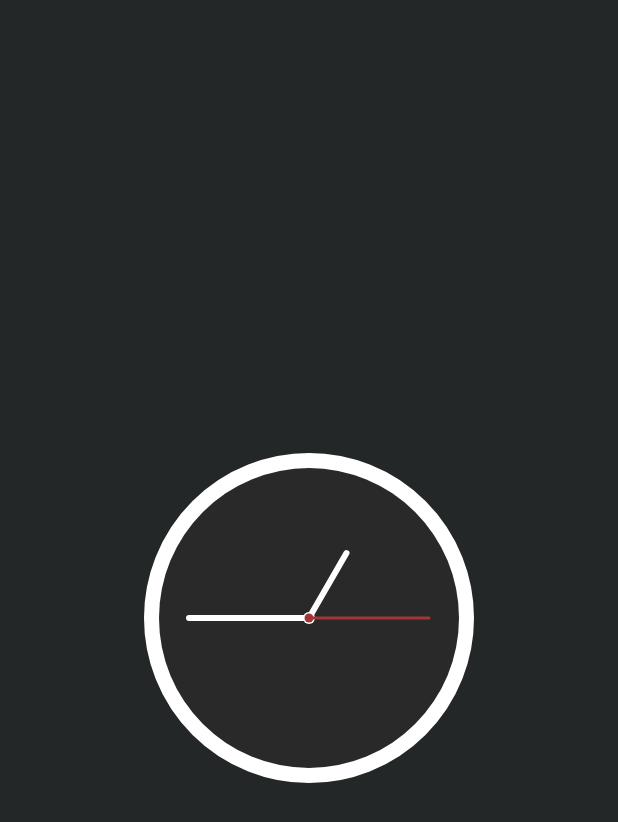
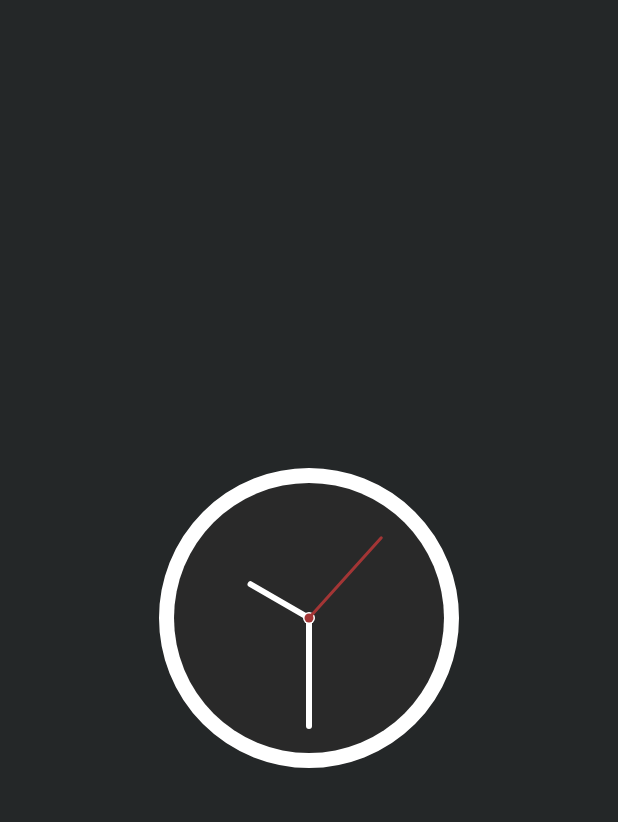
Before and after one commit to e200/my-flutter-challenges, a Flutter app: the screen it shows after launch, on a phone screen of 412 x 824 dp. Shown: the top 822 px of the screen. Run offline on Flutter 3.47's test engine with Material 2 defaults, Android fonts, the phone set to English and light mode, and no system bars.

Commit message:
Rotated ClockPainter in -90 degrees Added timer and its dispose

```diff
--- a/lib/clock/clock.dart
+++ b/lib/clock/clock.dart
@@ -1,3 +1,5 @@
+import 'dart:async';
+
 import 'package:clock/clock/clock_painter.dart';
 import 'package:flutter/material.dart';
 
@@ -7,17 +9,38 @@ class Clock extends StatefulWidget {
 }
 
 class _ClockState extends State<Clock> {
+  Timer _timer;
+
+  @override
+  void initState() {
+    _timer = Timer.periodic(Duration(seconds: 1), (timer) {
+      setState(() {});
+    });
+
+    super.initState();
+  }
+
   @override
   Widget build(BuildContext context) {
     return Scaffold(
       body: SafeArea(
         child: Center(
-          child: CustomPaint(
-            size: Size.square(200),
-            painter: ClockPainter(),
+          child: Transform.rotate(
+            angle: -(ClockPainter.oneDegreeInRadian * 90),
+            child: CustomPaint(
+              size: Size.square(180),
+              painter: ClockPainter(),
+            ),
           ),
         ),
       ),
     );
   }
+
+  @override
+  void dispose() {
+    _timer.cancel();
+
+    super.dispose();
+  }
 }
```
